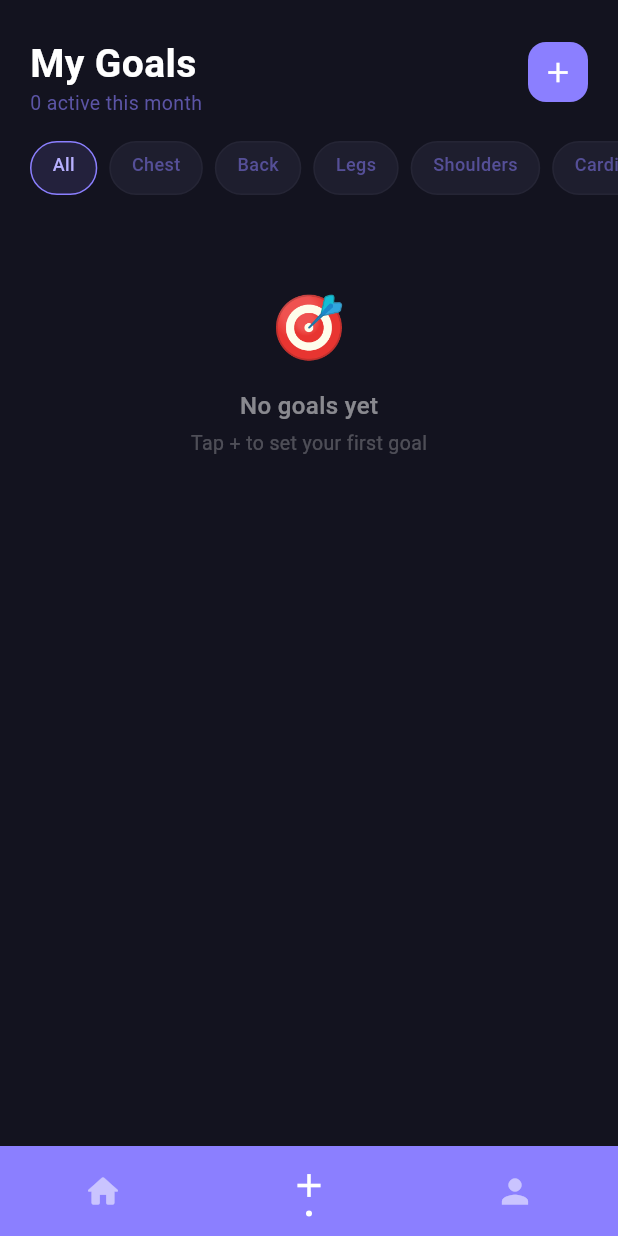
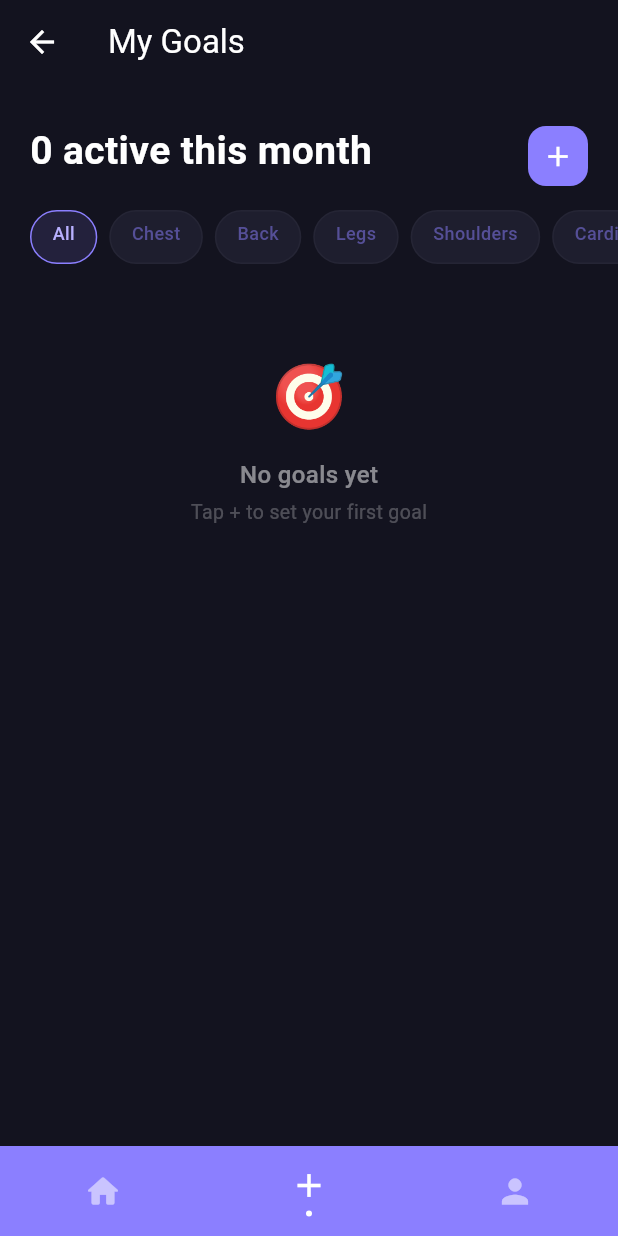
Before and after one commit to Cy-EF0510/ApplicationDevelopment2Project, a Flutter app: the GoalsPage screen opened directly, on a phone screen of 412 x 824 dp. Run offline on Flutter 3.47's test engine with Material 3 defaults, Android fonts, the phone set to English and light mode, and no system bars; our stand-ins replace cloud_firestore, firebase_auth, firebase_core, font_awesome_flutter, geolocator, google_maps_flutter; missing offline and left inert: numeric_selector; accounts and stored records are empty; Roboto replaces fonts that are missing (Syne).

Commit message:
Added a return button in goals_page.dart Had to slightly change some things to incorporate the button

```diff
--- a/lib/views/home/quick acces bar/goals_page.dart
+++ b/lib/views/home/quick acces bar/goals_page.dart
@@ -74,6 +74,14 @@ class _GoalsPageState extends State<GoalsPage> {
   Widget build(BuildContext context) {
     return Scaffold(
       backgroundColor: kBg,
+      appBar: AppBar(
+        title: const Text('My Goals',
+        ),
+        backgroundColor: kBg,
+        elevation: 0,
+        foregroundColor: Colors.white,
+      ),
+      // backgroundColor: kBg,
       bottomNavigationBar: AppBottomNav(
         selectedIndex: 1,
         onTap: _onNavTap,
@@ -160,22 +168,15 @@ class _GoalsPageState extends State<GoalsPage> {
                 return Column(
                   crossAxisAlignment: CrossAxisAlignment.start,
                   children: [
-                    const Text(
-                      'My Goals',
+                    const SizedBox(height: 2),
+                    Text(
+                      '$count active this month',
                       style: TextStyle(
                         fontFamily: 'Syne',
                         fontSize: 26,
                         fontWeight: FontWeight.w700,
                         color: Colors.white,
                         height: 1.1,
-                      ),
-                    ),
-                    const SizedBox(height: 2),
-                    Text(
-                      '$count active this month',
-                      style: TextStyle(
-                        fontSize: 13,
-                        color: kPurple.withOpacity(0.6),
                       ),
                     ),
                   ],
--- a/lib/views/home/quick acces bar/tracking_page.dart
+++ b/lib/views/home/quick acces bar/tracking_page.dart
@@ -12,6 +12,7 @@ class TrackingPage extends StatelessWidget {
         title: const Text('Progress Tracking'),
         backgroundColor: kBg,
         elevation: 0,
+        foregroundColor: Colors.white,
       ),
       body: ListView(children: [_buildStreakBanner()]),
     );
```
Also changed, not shown: lib/views/home/workouts/workouts_page.dart (+11 -10 lines), 1 other file.
